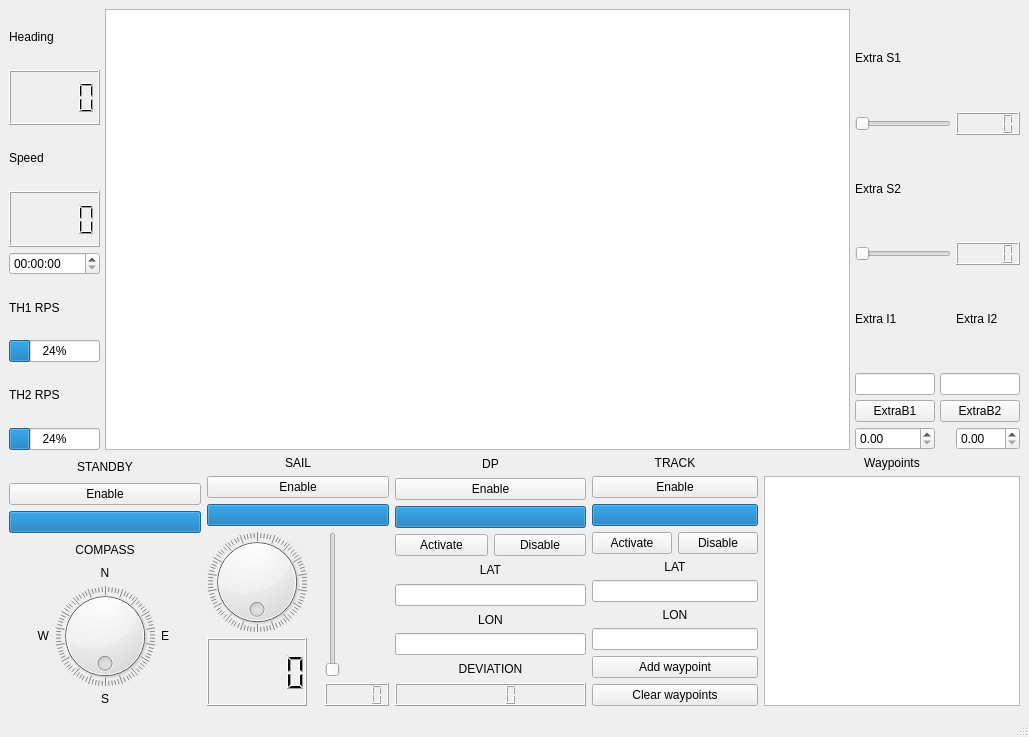
Above: EngineeringGUi/EngineeringDashboard.ui from Androse06/Mekatronikk3 before the change. Below: the same form after it.
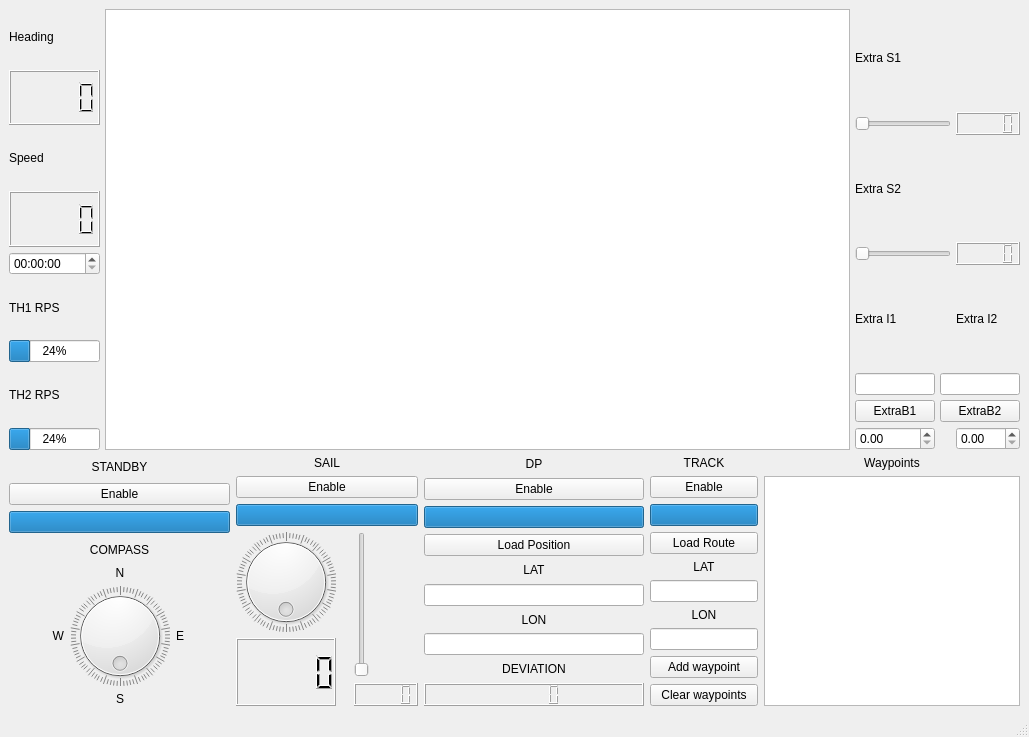
That is the form after the change.

Commit message: modified:   EngineeringGUi/EngineerDashboardMain.py 	new file:   EngineeringGUi/EngineerDashboardMainRos.py 	modified:   EngineeringGUi/EngineeringDashboard.py 	modified:   EngineeringGUi/EngineeringDashboard.ui 	modified:   EngineeringGUi/__pycache__/EngineeringDashboard.cpython-38.pyc

Patch:
```diff
--- a/EngineeringGUi/EngineeringDashboard.ui
+++ b/EngineeringGUi/EngineeringDashboard.ui
@@ -370,14 +370,7 @@
             <item>
              <widget class="QPushButton" name="Dp_Activate_Button">
               <property name="text">
-               <string>Activate</string>
-              </property>
-             </widget>
-            </item>
-            <item>
-             <widget class="QPushButton" name="Dp_Disable_Button">
-              <property name="text">
-               <string>Disable</string>
+               <string>Load Position</string>
               </property>
              </widget>
             </item>
@@ -460,14 +453,7 @@
               <item>
                <widget class="QPushButton" name="Track_Activate_Button">
                 <property name="text">
-                 <string>Activate</string>
-                </property>
-               </widget>
-              </item>
-              <item>
-               <widget class="QPushButton" name="Track_Disable_Button">
-                <property name="text">
-                 <string>Disable</string>
+                 <string>Load Route</string>
                 </property>
                </widget>
               </item>
```
Left out of the diff: 4 changed lines with no effect on the pictures. The commit also changes 3 other files.
